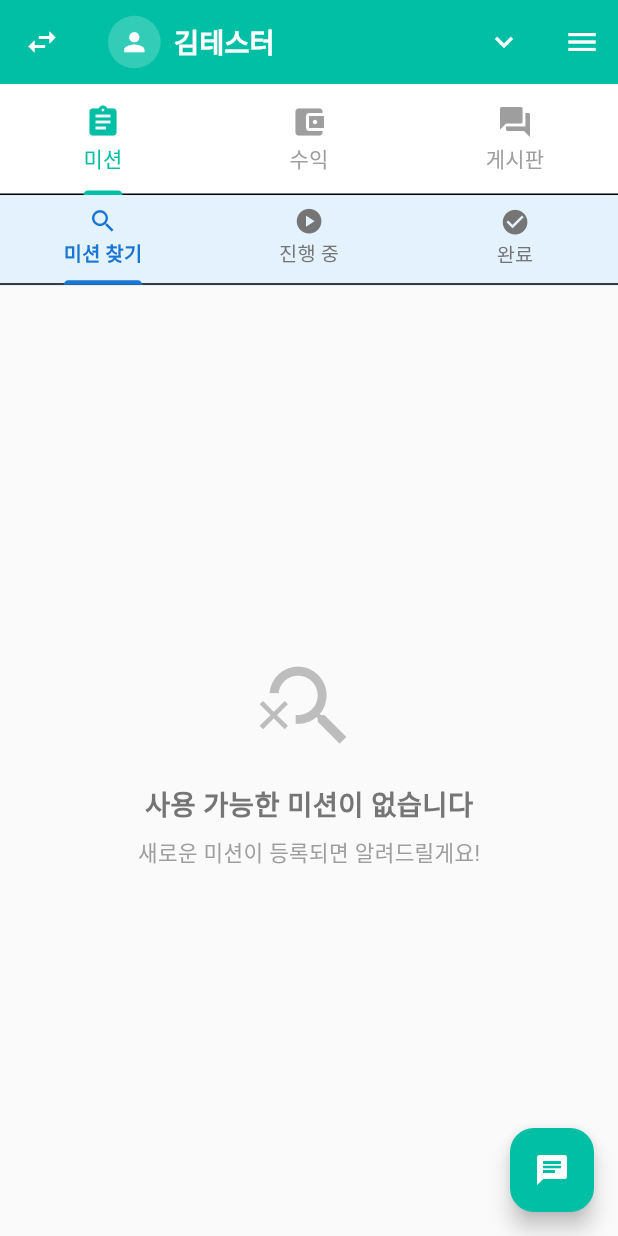
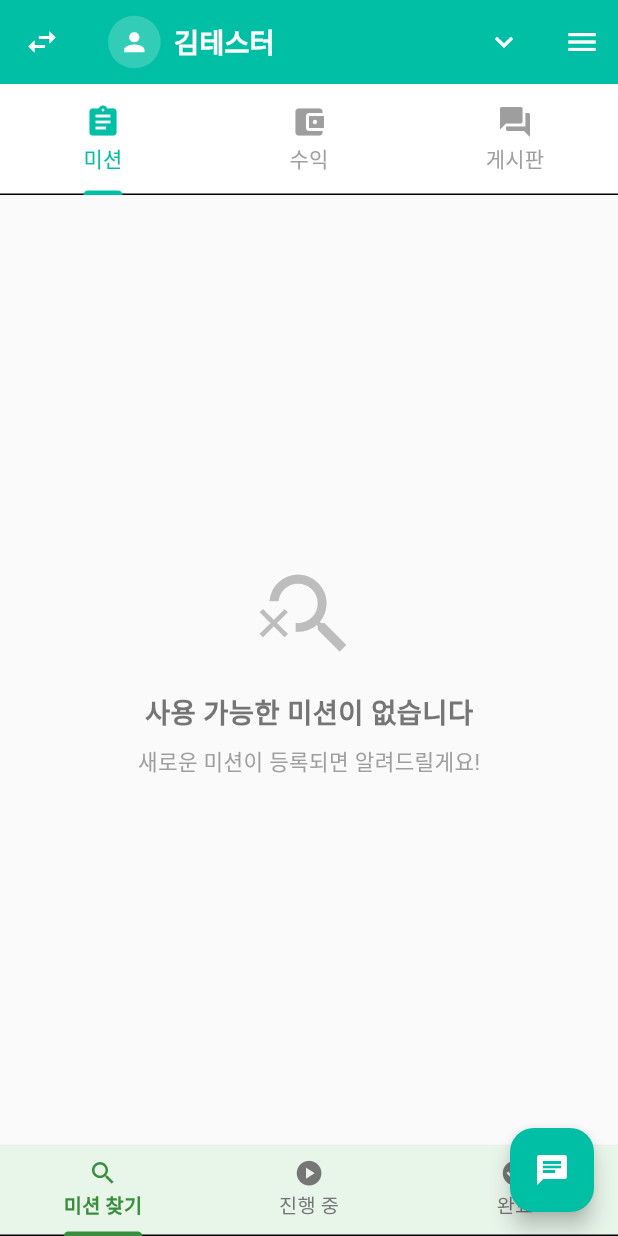
Before and after one commit to jagallang/BUG, a Flutter app: the screen it shows after launch, item 2 of the bottom bar chosen, after a tap on the "arrow back" icon, on a phone screen of 412 x 824 dp. Run offline on Flutter 3.47's test engine with Material 3 defaults, Android fonts, the phone set to English and light mode, and no system bars; our stand-ins replace cloud_firestore, connectivity_plus, dartz, equatable, firebase_auth, firebase_core and 14 more; accounts and stored records are empty; generated files the repository leaves out were written again.

Commit message:
feat: v1.4.04 - Complete theme separation & UI/UX improvements
• 🎨 Implement complete color theme separation between tester/provider roles
• 🔵 Apply indigo theme to entire Provider Dashboard (AppBar, buttons, navigation)
• 🟢 Maintain green theme for Tester interface to enhance role distinction
• 📱 Move mission tabs to bottom for improved mobile thumb accessibility
• 🛡️ Resolve system UI conflicts with MediaQuery padding for navigation bar
• ⚡ Add dynamic FloatingActionButton positioning based on tab selection
• ✨ Implement real-time UI updates with TabController listeners

🤖 Generated with [Claude Code](https://claude.ai/code)

Co-Authored-By: Claude <noreply@anthropic.com>

```diff
--- a/bugcash/lib/features/provider_dashboard/presentation/pages/app_management_page.dart
+++ b/bugcash/lib/features/provider_dashboard/presentation/pages/app_management_page.dart
@@ -475,15 +475,15 @@ class _AppManagementPageState extends ConsumerState<AppManagementPage> {
     String text;
     switch (status) {
       case 'active':
-        color = Colors.green;
+        color = Colors.indigo[600]!;
         text = '활성';
         break;
       case 'paused':
-        color = Colors.orange;
+        color = Colors.indigo[400]!;
         text = '일시정지';
         break;
       case 'completed':
-        color = Colors.blue;
+        color = Colors.indigo[300]!;
         text = '완료';
         break;
       default:
--- a/bugcash/lib/features/provider_dashboard/presentation/pages/provider_dashboard_page.dart
+++ b/bugcash/lib/features/provider_dashboard/presentation/pages/provider_dashboard_page.dart
@@ -66,10 +66,10 @@ class _ProviderDashboardPageState extends ConsumerState<ProviderDashboardPage> {
   Widget build(BuildContext context) {
     return Scaffold(
       appBar: AppBar(
-        backgroundColor: Colors.white,
+        backgroundColor: Colors.indigo[900],
         elevation: 1,
         leading: IconButton(
-          icon: const Icon(Icons.arrow_back, color: Colors.black87),
+          icon: const Icon(Icons.arrow_back, color: Colors.white),
           tooltip: '테스터 모드로 전환',
           onPressed: () {
             // 테스터 대시보드로 이동
@@ -86,14 +86,14 @@ class _ProviderDashboardPageState extends ConsumerState<ProviderDashboardPage> {
         title: Text(
           '공급자 대시보드',
           style: TextStyle(
-            color: Colors.black87,
+            color: Colors.white,
             fontWeight: FontWeight.w600,
             fontSize: 20.sp,
           ),
         ),
         actions: [
           IconButton(
-            icon: const Icon(Icons.notifications_outlined, color: Colors.black87),
+            icon: const Icon(Icons.notifications_outlined, color: Colors.white),
             onPressed: () {
               ScaffoldMessenger.of(context).showSnackBar(
                 const SnackBar(content: Text('알림 기능 (개발 중)')),
@@ -101,7 +101,7 @@ class _ProviderDashboardPageState extends ConsumerState<ProviderDashboardPage> {
             },
           ),
           IconButton(
-            icon: const Icon(Icons.account_circle, color: Colors.black87),
+            icon: const Icon(Icons.account_circle, color: Colors.white),
             onPressed: () {
               ScaffoldMessenger.of(context).showSnackBar(
                 const SnackBar(content: Text('프로필 기능 (개발 중)')),
@@ -114,6 +114,9 @@ class _ProviderDashboardPageState extends ConsumerState<ProviderDashboardPage> {
       floatingActionButton: _buildChatFAB(),
       bottomNavigationBar: BottomNavigationBar(
         type: BottomNavigationBarType.fixed,
+        backgroundColor: Colors.indigo[900],
+        selectedItemColor: Colors.white,
+        unselectedItemColor: Colors.indigo[300],
         currentIndex: _selectedIndex,
         onTap: (index) {
           debugPrint('BottomNavigationBar tapped: $index');
@@ -846,7 +849,7 @@ class _ProviderDashboardPageState extends ConsumerState<ProviderDashboardPage> {
               ),
             );
           },
-          backgroundColor: Theme.of(context).colorScheme.primary,
+          backgroundColor: Colors.indigo[700],
           child: const Icon(
             Icons.chat,
             color: Colors.white,
--- a/bugcash/lib/features/tester_dashboard/presentation/pages/tester_dashboard_page.dart
+++ b/bugcash/lib/features/tester_dashboard/presentation/pages/tester_dashboard_page.dart
@@ -31,6 +31,11 @@ class _TesterDashboardPageState extends ConsumerState<TesterDashboardPage>
     super.initState();
     _tabController = TabController(length: 3, vsync: this);
     _scrollController = ScrollController();
+
+    // TabController 리스너 추가 (FAB 위치 조정을 위해)
+    _tabController.addListener(() {
+      setState(() {});
+    });
 
     // 초기 데이터 로드
     WidgetsBinding.instance.addPostFrameCallback((_) {
@@ -278,6 +283,9 @@ class _TesterDashboardPageState extends ConsumerState<TesterDashboardPage>
 
       // Floating Action Button for chat
       floatingActionButton: _buildChatFAB(),
+      floatingActionButtonLocation: _tabController.index == 1
+          ? FloatingActionButtonLocation.endTop
+          : FloatingActionButtonLocation.endFloat,
     );
   }
 
@@ -454,7 +462,7 @@ class _TesterDashboardPageState extends ConsumerState<TesterDashboardPage>
     return Container(
       margin: EdgeInsets.symmetric(horizontal: 16.w, vertical: 4.h),
       decoration: BoxDecoration(
-        color: isUnread ? Colors.blue.shade50 : Colors.transparent,
+        color: isUnread ? Colors.green.shade50 : Colors.transparent,
         borderRadius: BorderRadius.circular(8.r),
       ),
       child: ListTile(
@@ -601,21 +609,38 @@ class _TesterDashboardPageState extends ConsumerState<TesterDashboardPage>
       length: 3,
       child: Column(
         children: [
+          Expanded(
+            child: Container(
+              color: Colors.grey.shade50, // 본문 배경색을 연한 회색으로
+              child: TabBarView(
+                children: [
+                  // 미션 찾기 간단 버전
+                  _buildMissionDiscoveryTab(),
+                  // 진행 중인 미션 간단 버전
+                  _buildActiveMissionsTab(),
+                  // 완료된 미션 탭
+                  _buildCompletedMissionsTab(),
+                ],
+              ),
+            ),
+          ),
           Container(
-            height: 60.h, // 높이 줄임 (기본 72.h에서 60.h로)
+            height: 60.h + MediaQuery.of(context).padding.bottom, // 시스템 내비게이션 바 높이 추가
             decoration: BoxDecoration(
-              color: Colors.blue.shade50, // 연한 파란색 배경
+              color: Colors.green.shade50, // 연한 녹색 배경
               border: Border(
-                bottom: BorderSide(
+                top: BorderSide(
                   color: Colors.grey.shade200,
                   width: 1,
                 ),
               ),
             ),
+            child: Padding(
+              padding: EdgeInsets.only(bottom: MediaQuery.of(context).padding.bottom), // 하단 세이프 에리어 패딩
               child: TabBar(
-              labelColor: Colors.blue.shade700,
+                labelColor: Colors.green.shade700,
                 unselectedLabelColor: Colors.grey.shade600,
-              indicatorColor: Colors.blue.shade700,
+                indicatorColor: Colors.green.shade700,
                 indicatorWeight: 3,
                 labelStyle: TextStyle(
                   fontSize: 13.sp, // 폰트 크기 조정
@@ -629,20 +654,6 @@ class _TesterDashboardPageState extends ConsumerState<TesterDashboardPage>
                   Tab(text: '미션 찾기', icon: Icon(Icons.search, size: 18.w)),
                   Tab(text: '진행 중', icon: Icon(Icons.play_circle, size: 18.w)),
                   Tab(text: '완료', icon: Icon(Icons.check_circle, size: 18.w)),
-              ],
-            ),
-          ),
-          Expanded(
-            child: Container(
-              color: Colors.grey.shade50, // 본문 배경색을 연한 회색으로
-              child: TabBarView(
-                children: [
-                  // 미션 찾기 간단 버전
-                  _buildMissionDiscoveryTab(),
-                  // 진행 중인 미션 간단 버전
-                  _buildActiveMissionsTab(),
-                  // 완료된 미션 탭
-                  _buildCompletedMissionsTab(),
                 ],
               ),
             ),
@@ -1081,7 +1092,7 @@ class _TesterDashboardPageState extends ConsumerState<TesterDashboardPage>
                   ElevatedButton(
                     onPressed: () => _showSettlementInfo(mission),
                     style: ElevatedButton.styleFrom(
-                      backgroundColor: Colors.blue,
+                      backgroundColor: Colors.green,
                       minimumSize: Size(80.w, 32.h),
                     ),
                     child: Text(
@@ -1107,7 +1118,7 @@ class _TesterDashboardPageState extends ConsumerState<TesterDashboardPage>
       case SettlementStatus.pending:
         return Colors.orange;
       case SettlementStatus.processing:
-        return Colors.blue;
+        return Colors.green;
       case SettlementStatus.settled:
         return Colors.green;
     }
```
Also changed, not shown: bugcash/lib/features/provider_dashboard/presentation/widgets/mission_approval_tab.dart (+12 -12 lines), bugcash/lib/features/provider_dashboard/presentation/widgets/payment_management_tab.dart (+10 -10 lines), bugcash/lib/features/provider_dashboard/presentation/widgets/tester_management_tab.dart (+14 -14 lines), 1 other file. Lines whose indentation alone changed are shown as unchanged.
